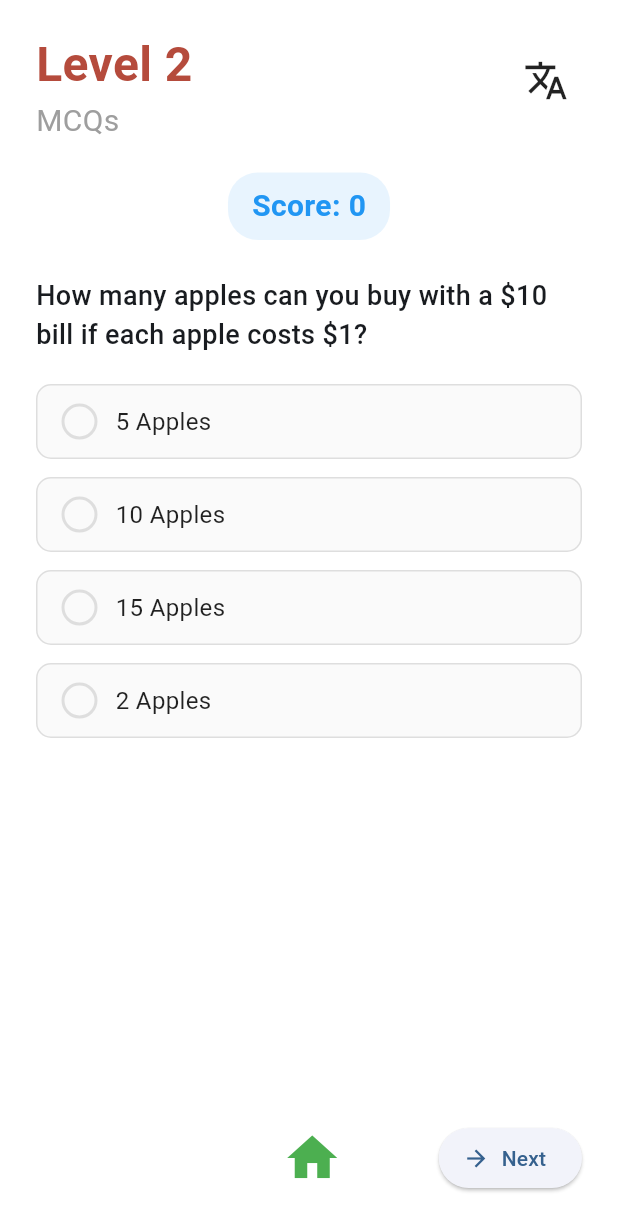
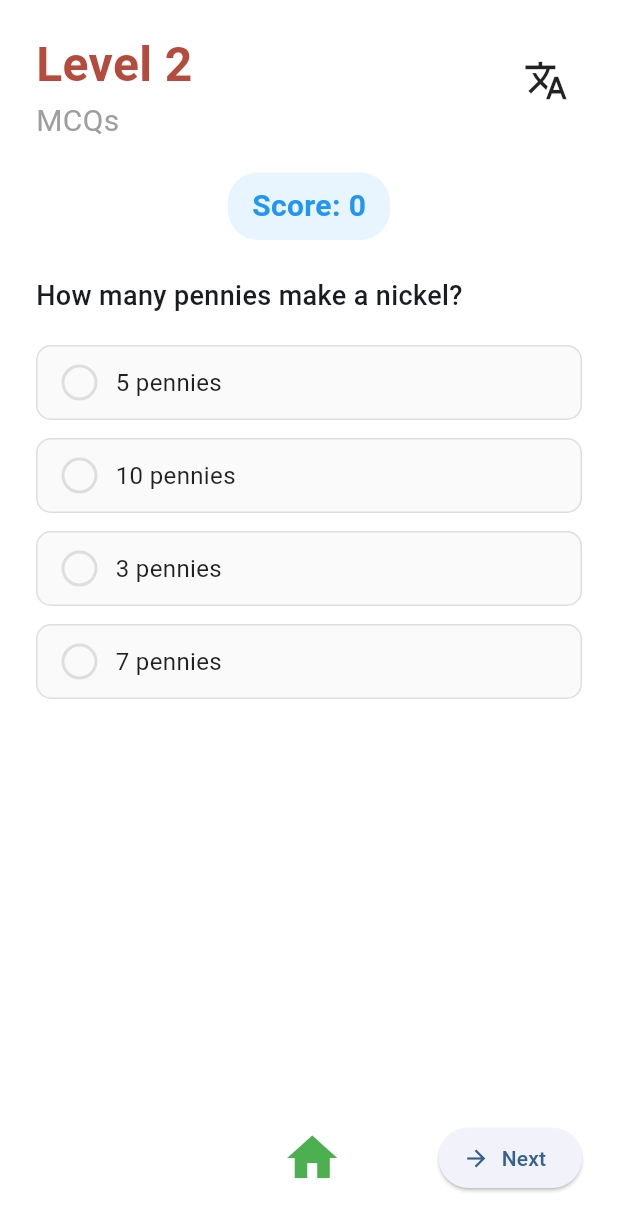
Before and after one commit to Sanjay-Varma-Hi/Bilingual_currency_application, a Flutter app: the QuizLevelTwoScreen screen opened directly, on a phone screen of 412 x 824 dp. Shown: the top 1231 px of the screen. Run offline on Flutter 3.47's test engine with Material 3 defaults, Android fonts, the phone set to English and light mode, and no system bars; our stand-ins replace firebase_analytics, firebase_core; accounts and stored records are empty.

Commit message:
bug fix 05

```diff
--- a/lib/main.dart
+++ b/lib/main.dart
@@ -114,8 +114,8 @@ class _CurrencyChampionsHomeState extends State<CurrencyChampionsHome> {
                         child: SizedBox(
                           width: isTablet ? 600 : screenSize.width * 0.9,
                           child: SingleChildScrollView(
-                            child: Column(
-                              mainAxisAlignment: MainAxisAlignment.center,
+        child: Column(
+          mainAxisAlignment: MainAxisAlignment.center,
                               children: [
                                 Row(
                                   mainAxisAlignment: MainAxisAlignment.spaceEvenly,
--- a/lib/screens/bill_conversion_game_screen.dart
+++ b/lib/screens/bill_conversion_game_screen.dart
@@ -291,11 +291,9 @@ class _BillConversionGameScreenState extends State<BillConversionGameScreen> {
             // If last question and all correct, award score (only once per session)
             if (currentQuestion == questions.length &&
                 answeredCorrectly.every((v) => v) &&
-                !scoreAwarded &&
-                !hasAwardedGlobalScore) {
+                !GlobalScore.hasBeenAwarded('Bill Value Conversion')) {
               GlobalScore.addPoints(0.5);
-              scoreAwarded = true;
-              hasAwardedGlobalScore = true;
+              GlobalScore.markAsAwarded('Bill Value Conversion');
               GlobalScore.updateQuizScore('Bill Value Conversion', 1);
             }
           });
--- a/lib/screens/learn_bills_screen.dart
+++ b/lib/screens/learn_bills_screen.dart
@@ -50,7 +50,7 @@ class _LearnBillsScreenState extends State<LearnBillsScreen> {
                   const SizedBox(height: 40),
                   Text(
                     translate('Learn about Bills'),
-                    style: TextStyle(
+                    style: const TextStyle(
                       fontSize: 28,
                       fontWeight: FontWeight.bold,
                       color: Color(0xFFB54B3C),
--- a/lib/screens/name_bill_game_screen.dart
+++ b/lib/screens/name_bill_game_screen.dart
@@ -265,11 +265,9 @@ class _NameBillGameScreenState extends State<NameBillGameScreen> {
             // If last question and all correct, award score (only once per session)
             if (currentQuestion == questions.length &&
                 answeredCorrectly.every((v) => v) &&
-                !scoreAwarded &&
-                !hasAwardedGlobalScore) {
+                !GlobalScore.hasBeenAwarded('Name the Bill')) {
               GlobalScore.addPoints(0.5);
-              scoreAwarded = true;
-              hasAwardedGlobalScore = true;
+              GlobalScore.markAsAwarded('Name the Bill');
               GlobalScore.updateQuizScore('Name the Bill', 1);
             }
           });
--- a/lib/screens/name_coin_game_screen.dart
+++ b/lib/screens/name_coin_game_screen.dart
@@ -91,11 +91,9 @@ class _NameCoinGameScreenState extends State<NameCoinGameScreen> {
       // If last question and all correct, award score (only once per session)
       if (currentQuestion == questions.length &&
           answeredCorrectly.every((v) => v) &&
-          !scoreAwarded &&
-          !hasAwardedGlobalScore) {
+          !GlobalScore.hasBeenAwarded('Name the Coin')) {
         GlobalScore.addPoints(0.5);
-        scoreAwarded = true;
-        hasAwardedGlobalScore = true;
+        GlobalScore.markAsAwarded('Name the Coin');
         GlobalScore.updateQuizScore('Name the Coin', 1);
       }
     });
--- a/lib/screens/quiz_level_two_screen.dart
+++ b/lib/screens/quiz_level_two_screen.dart
@@ -32,38 +32,58 @@ class _QuizLevelTwoScreenState extends State<QuizLevelTwoScreen> {
     'Your score': 'Tu puntaje',
     'Try Again': 'Intentar de nuevo',
     'Next Level': 'Siguiente Nivel',
+    'How many pennies make a nickel?': '¿Cuántos centavos hacen un níquel?',
+    'How many nickels make a quarter?': '¿Cuántos níqueles hacen un cuarto?',
+    'How many dimes make a dollar?': '¿Cuántos diez centavos hacen un dólar?',
+    'How many quarters make a dollar?': '¿Cuántos cuartos hacen un dólar?',
+    'How many pennies make a dollar?': '¿Cuántos centavos hacen un dólar?',
+    '5 pennies': '5 centavos',
+    '10 pennies': '10 centavos',
+    '3 pennies': '3 centavos',
+    '7 pennies': '7 centavos',
+    '4 nickels': '4 níqueles',
+    '5 nickels': '5 níqueles',
+    '3 nickels': '3 níqueles',
+    '6 nickels': '6 níqueles',
+    '8 dimes': '8 diez centavos',
+    '10 dimes': '10 diez centavos',
+    '12 dimes': '12 diez centavos',
+    '15 dimes': '15 diez centavos',
+    '3 quarters': '3 cuartos',
+    '4 quarters': '4 cuartos',
+    '5 quarters': '5 cuartos',
+    '6 quarters': '6 cuartos',
+    '90 pennies': '90 centavos',
+    '100 pennies': '100 centavos',
+    '80 pennies': '80 centavos',
+    '110 pennies': '110 centavos',
   };
 
   final List<QuizQuestion> questions = [
     QuizQuestion(
-      question: 'How many apples can you buy with a \$10 bill if each apple costs \$1?',
-      options: ['5 Apples', '10 Apples', '15 Apples', '2 Apples'],
-      correctAnswer: '10 Apples',
+      question: 'How many pennies make a nickel?',
+      options: ['5 pennies', '10 pennies', '3 pennies', '7 pennies'],
+      correctAnswer: '5 pennies',
     ),
     QuizQuestion(
-      question: 'If you have \$20 and each toy costs \$4, how many toys can you buy?',
-      options: ['2 Toys', '4 Toys', '5 Toys', '6 Toys'],
-      correctAnswer: '5 Toys',
+      question: 'How many nickels make a quarter?',
+      options: ['4 nickels', '5 nickels', '3 nickels', '6 nickels'],
+      correctAnswer: '5 nickels',
     ),
     QuizQuestion(
-      question: 'Sally has a \$50 bill. She wants to buy books that cost \$7 each. How many books can she buy?',
-      options: ['6 Books', '7 Books', '8 Books', '9 Books'],
-      correctAnswer: '7 Books',
+      question: 'How many dimes make a dollar?',
+      options: ['8 dimes', '10 dimes', '12 dimes', '15 dimes'],
+      correctAnswer: '10 dimes',
     ),
     QuizQuestion(
-      question: 'John has \$15. If he buys 2 candies that cost \$2 each, how much money will he have left?',
-      options: ['10', '11', '12', '13'],
-      correctAnswer: '11',
+      question: 'How many quarters make a dollar?',
+      options: ['3 quarters', '4 quarters', '5 quarters', '6 quarters'],
+      correctAnswer: '4 quarters',
     ),
     QuizQuestion(
-      question: 'A pencil costs \$3. How many pencils can you buy with \$18?',
-      options: ['4 Pencils', '5 Pencils', '6 Pencils', '7 Pencils'],
-      correctAnswer: '6 Pencils',
-    ),
-    QuizQuestion(
-      question: 'If a scoop of ice cream costs \$2, how many scoops can you buy with a \$10 bill?',
-      options: ['3 Scoops', '4 Scoops', '5 Scoops', '6 Scoops'],
-      correctAnswer: '5 Scoops',
+      question: 'How many pennies make a dollar?',
+      options: ['90 pennies', '100 pennies', '80 pennies', '110 pennies'],
+      correctAnswer: '100 pennies',
     ),
   ];
 
@@ -193,7 +213,7 @@ class _QuizLevelTwoScreenState extends State<QuizLevelTwoScreen> {
                         crossAxisAlignment: CrossAxisAlignment.start,
                         children: [
                           Text(
-                            currentQuestion.question,
+                            translate(currentQuestion.question),
                             style: const TextStyle(
                               fontSize: 18,
                               fontWeight: FontWeight.w500,
@@ -268,7 +288,7 @@ class _QuizLevelTwoScreenState extends State<QuizLevelTwoScreen> {
                                       ),
                                       const SizedBox(width: 12),
                                       Text(
-                                        option,
+                                        translate(option),
                                         style: TextStyle(
                                           fontSize: 16,
                                           color: isSelected ? borderColor : Colors.black87,
--- a/lib/screens/value_bill_game_screen.dart
+++ b/lib/screens/value_bill_game_screen.dart
@@ -265,11 +265,9 @@ class _ValueBillGameScreenState extends State<ValueBillGameScreen> {
             // If last question and all correct, award score (only once per session)
             if (currentQuestion == questions.length &&
                 answeredCorrectly.every((v) => v) &&
-                !scoreAwarded &&
-                !hasAwardedGlobalScore) {
+                !GlobalScore.hasBeenAwarded('Value of the Bill')) {
               GlobalScore.addPoints(0.5);
-              scoreAwarded = true;
-              hasAwardedGlobalScore = true;
+              GlobalScore.markAsAwarded('Value of the Bill');
               GlobalScore.updateQuizScore('Value of the Bill', 1);
             }
           });
--- a/lib/screens/value_coin_game_screen.dart
+++ b/lib/screens/value_coin_game_screen.dart
@@ -263,11 +263,9 @@ class _ValueCoinGameScreenState extends State<ValueCoinGameScreen> {
             // If last question and all correct, award score (only once per session)
             if (currentQuestion == questions.length &&
                 answeredCorrectly.every((v) => v) &&
-                !scoreAwarded &&
-                !hasAwardedGlobalScore) {
+                !GlobalScore.hasBeenAwarded('Value of the Coin')) {
               GlobalScore.addPoints(0.5);
-              scoreAwarded = true;
-              hasAwardedGlobalScore = true;
+              GlobalScore.markAsAwarded('Value of the Coin');
               GlobalScore.updateQuizScore('Value of the Coin', 1);
             }
           });
```
Also changed, not shown: lib/globals/score.dart (+13 -0 lines), lib/screens/quiz_level_four_screen.dart (+44 -2 lines), lib/screens/quiz_level_three_screen.dart (+13 -0 lines), 1 other file.
